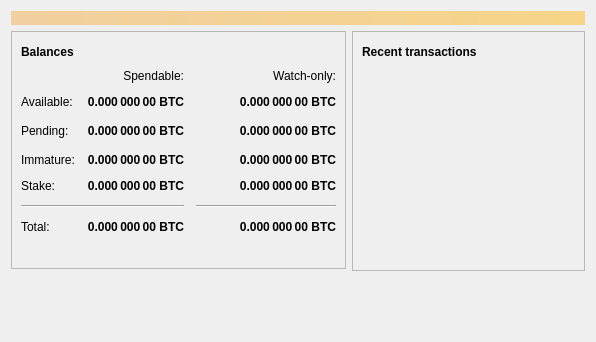
Qt form src/qt/forms/overviewpage.ui (AlphaconTeam/AlphaconNetwork) before a commit.
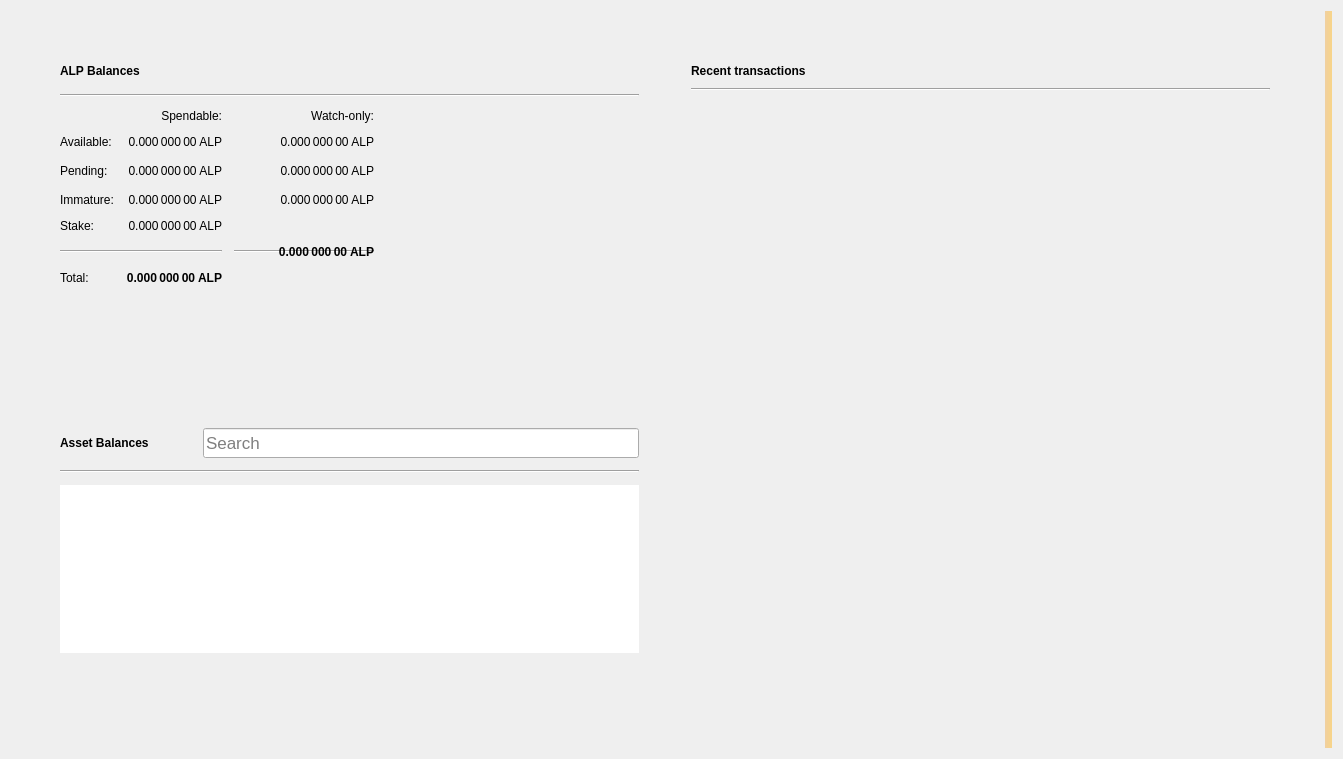
The same form after that commit. Icons and pictures are not drawn.

Commit message: [Assets] Public assets testnet

```diff
--- a/src/qt/forms/overviewpage.ui
+++ b/src/qt/forms/overviewpage.ui
@@ -6,50 +6,87 @@
    <rect>
     <x>0</x>
     <y>0</y>
-    <width>596</width>
-    <height>342</height>
+    <width>1343</width>
+    <height>759</height>
    </rect>
   </property>
   <property name="windowTitle">
    <string>Form</string>
   </property>
-  <layout class="QVBoxLayout" name="topLayout">
-   <item>
-    <widget class="QLabel" name="labelAlerts">
-     <property name="visible">
+  <property name="autoFillBackground">
       <bool>false</bool>
      </property>
-     <property name="styleSheet">
-      <string notr="true">QLabel { background-color: qlineargradient(x1: 0, y1: 0, x2: 1, y2: 0, stop:0 #F0D0A0, stop:1 #F8D488); color:#000000; }</string>
+  <layout class="QGridLayout" name="gridLayout_3">
+   <item row="0" column="1">
+    <layout class="QVBoxLayout" name="verticalLayout_7">
+     <property name="spacing">
+      <number>0</number>
      </property>
-     <property name="wordWrap">
-      <bool>true</bool>
+     <property name="leftMargin">
+      <number>0</number>
      </property>
-     <property name="margin">
-      <number>3</number>
+     <property name="topMargin">
+      <number>0</number>
      </property>
-     <property name="textInteractionFlags">
-      <set>Qt::TextSelectableByMouse</set>
+     <property name="rightMargin">
+      <number>0</number>
      </property>
-    </widget>
-   </item>
+     <property name="bottomMargin">
+      <number>0</number>
+     </property>
    <item>
-    <layout class="QHBoxLayout" name="horizontalLayout" stretch="1,1">
+      <layout class="QHBoxLayout" name="horizontalLayout" stretch="0,0">
+       <property name="spacing">
+        <number>34</number>
+       </property>
+       <property name="sizeConstraint">
+        <enum>QLayout::SetMaximumSize</enum>
+       </property>
+       <property name="leftMargin">
+        <number>40</number>
+       </property>
+       <property name="topMargin">
+        <number>40</number>
+       </property>
+       <property name="rightMargin">
+        <number>40</number>
+       </property>
+       <property name="bottomMargin">
+        <number>40</number>
+       </property>
      <item>
       <layout class="QVBoxLayout" name="verticalLayout_2">
+         <property name="spacing">
+          <number>34</number>
+         </property>
+         <property name="rightMargin">
+          <number>0</number>
+         </property>
        <item>
         <widget class="QFrame" name="frame">
+           <property name="sizePolicy">
+            <sizepolicy hsizetype="Preferred" vsizetype="Preferred">
+             <horstretch>0</horstretch>
+             <verstretch>0</verstretch>
+            </sizepolicy>
+           </property>
          <property name="frameShape">
-          <enum>QFrame::StyledPanel</enum>
+            <enum>QFrame::NoFrame</enum>
          </property>
          <property name="frameShadow">
           <enum>QFrame::Raised</enum>
          </property>
+           <property name="lineWidth">
+            <number>10</number>
+           </property>
          <layout class="QVBoxLayout" name="verticalLayout_4">
+            <property name="spacing">
+             <number>12</number>
+            </property>
           <item>
            <layout class="QHBoxLayout" name="horizontalLayout_4">
             <item>
-             <widget class="QLabel" name="label_5">
+               <widget class="QLabel" name="ALPBalancesLabel">
               <property name="font">
                <font>
                 <weight>75</weight>
@@ -57,14 +94,14 @@
                </font>
               </property>
               <property name="text">
-               <string>Balances</string>
+                 <string>ALP Balances</string>
               </property>
              </widget>
             </item>
             <item>
              <widget class="QPushButton" name="labelWalletStatus">
               <property name="enabled">
-               <bool>false</bool>
+                 <bool>true</bool>
               </property>
               <property name="maximumSize">
                <size>
@@ -73,13 +110,13 @@
                </size>
               </property>
               <property name="toolTip">
-               <string>The displayed information may be out of date. Your wallet automatically synchronizes with the Bitcoin network after a connection is established, but this process has not completed yet.</string>
+                 <string>The displayed information may be out of date. Your wallet automatically synchronizes with the Alphacon network after a connection is established, but this process has not completed yet.</string>
               </property>
               <property name="text">
                <string/>
               </property>
               <property name="icon">
-               <iconset resource="../bitcoin.qrc">
+                 <iconset>
                 <normaloff>:/icons/warning</normaloff>
                 <disabledoff>:/icons/warning</disabledoff>:/icons/warning</iconset>
               </property>
@@ -109,67 +146,24 @@
             </item>
            </layout>
           </item>
+            <item>
+             <widget class="Line" name="line_2">
+              <property name="orientation">
+               <enum>Qt::Horizontal</enum>
+              </property>
+             </widget>
+            </item>
           <item>
            <layout class="QGridLayout" name="gridLayout">
             <property name="spacing">
              <number>12</number>
             </property>
-            <item row="2" column="2">
-             <widget class="QLabel" name="labelWatchPending">
-              <property name="font">
-               <font>
-                <weight>75</weight>
-                <bold>true</bold>
-               </font>
-              </property>
-              <property name="cursor">
-               <cursorShape>IBeamCursor</cursorShape>
-              </property>
-              <property name="toolTip">
-               <string>Unconfirmed transactions to watch-only addresses</string>
-              </property>
-              <property name="text">
-               <string notr="true">0.000 000 00 BTC</string>
-              </property>
-              <property name="alignment">
-               <set>Qt::AlignRight|Qt::AlignTrailing|Qt::AlignVCenter</set>
-              </property>
-              <property name="textInteractionFlags">
-               <set>Qt::LinksAccessibleByMouse|Qt::TextSelectableByKeyboard|Qt::TextSelectableByMouse</set>
-              </property>
-             </widget>
-            </item>
-            <item row="2" column="1">
-             <widget class="QLabel" name="labelUnconfirmed">
-              <property name="font">
-               <font>
-                <weight>75</weight>
-                <bold>true</bold>
-               </font>
-              </property>
-              <property name="cursor">
-               <cursorShape>IBeamCursor</cursorShape>
-              </property>
-              <property name="toolTip">
-               <string>Total of transactions that have yet to be confirmed, and do not yet count toward the spendable balance</string>
-              </property>
-              <property name="text">
-               <string notr="true">0.000 000 00 BTC</string>
-              </property>
-              <property name="alignment">
-               <set>Qt::AlignRight|Qt::AlignTrailing|Qt::AlignVCenter</set>
-              </property>
-              <property name="textInteractionFlags">
-               <set>Qt::LinksAccessibleByMouse|Qt::TextSelectableByKeyboard|Qt::TextSelectableByMouse</set>
-              </property>
-             </widget>
-            </item>
             <item row="3" column="2">
              <widget class="QLabel" name="labelWatchImmature">
               <property name="font">
                <font>
-                <weight>75</weight>
-                <bold>true</bold>
+                  <weight>50</weight>
+                  <bold>false</bold>
                </font>
               </property>
               <property name="cursor">
@@ -179,7 +173,7 @@
                <string>Mined balance in watch-only addresses that has not yet matured</string>
               </property>
               <property name="text">
-               <string notr="true">0.000 000 00 BTC</string>
+                 <string notr="true">0.000 000 00 ALP</string>
               </property>
               <property name="alignment">
                <set>Qt::AlignRight|Qt::AlignTrailing|Qt::AlignVCenter</set>
@@ -189,10 +183,73 @@
               </property>
              </widget>
             </item>
-            <item row="5" column="0" colspan="2">
-             <widget class="Line" name="line">
+              <item row="2" column="3">
+               <spacer name="horizontalSpacer_2">
               <property name="orientation">
                <enum>Qt::Horizontal</enum>
+                </property>
+                <property name="sizeHint" stdset="0">
+                 <size>
+                  <width>40</width>
+                  <height>20</height>
+                 </size>
+                </property>
+               </spacer>
+              </item>
+              <item row="1" column="0">
+               <widget class="QLabel" name="labelBalanceText">
+                <property name="text">
+                 <string>Available:</string>
+                </property>
+               </widget>
+              </item>
+              <item row="1" column="2">
+               <widget class="QLabel" name="labelWatchAvailable">
+                <property name="font">
+                 <font>
+                  <weight>50</weight>
+                  <bold>false</bold>
+                 </font>
+                </property>
+                <property name="cursor">
+                 <cursorShape>IBeamCursor</cursorShape>
+                </property>
+                <property name="toolTip">
+                 <string>Your current balance in watch-only addresses</string>
+                </property>
+                <property name="text">
+                 <string notr="true">0.000 000 00 ALP</string>
+                </property>
+                <property name="alignment">
+                 <set>Qt::AlignRight|Qt::AlignTrailing|Qt::AlignVCenter</set>
+                </property>
+                <property name="textInteractionFlags">
+                 <set>Qt::LinksAccessibleByMouse|Qt::TextSelectableByKeyboard|Qt::TextSelectableByMouse</set>
+                </property>
+               </widget>
+              </item>
+              <item row="2" column="1">
+               <widget class="QLabel" name="labelUnconfirmed">
+                <property name="font">
+                 <font>
+                  <weight>50</weight>
+                  <bold>false</bold>
+                 </font>
+                </property>
+                <property name="cursor">
+                 <cursorShape>IBeamCursor</cursorShape>
+                </property>
+                <property name="toolTip">
+                 <string>Total of transactions that have yet to be confirmed, and do not yet count toward the spendable balance</string>
+                </property>
+                <property name="text">
+                 <string notr="true">0.000 000 00 ALP</string>
+                </property>
+                <property name="alignment">
+                 <set>Qt::AlignRight|Qt::AlignTrailing|Qt::AlignVCenter</set>
+                </property>
+                <property name="textInteractionFlags">
+                 <set>Qt::LinksAccessibleByMouse|Qt::TextSelectableByKeyboard|Qt::TextSelectableByMouse</set>
               </property>
              </widget>
             </item>
@@ -215,29 +272,39 @@
               </property>
              </widget>
             </item>
-            <item row="6" column="0">
-             <widget class="QLabel" name="labelTotalText">
+              <item row="0" column="1">
+               <widget class="QLabel" name="labelSpendable">
               <property name="text">
-               <string>Total:</string>
-              </property>
-             </widget>
-            </item>
-            <item row="3" column="1">
-             <widget class="QLabel" name="labelImmature">
+                 <string>Spendable:</string>
+                </property>
+                <property name="alignment">
+                 <set>Qt::AlignRight|Qt::AlignTrailing|Qt::AlignVCenter</set>
+                </property>
+               </widget>
+              </item>
+              <item row="4" column="0">
+               <widget class="QLabel" name="labelStakeText">
+                <property name="text">
+                 <string>Stake:</string>
+                </property>
+               </widget>
+              </item>
+              <item row="4" column="1">
+               <widget class="QLabel" name="labelStake">
               <property name="font">
                <font>
-                <weight>75</weight>
-                <bold>true</bold>
+                  <weight>50</weight>
+                  <bold>false</bold>
                </font>
               </property>
               <property name="cursor">
                <cursorShape>IBeamCursor</cursorShape>
               </property>
               <property name="toolTip">
-               <string>Mined balance that has not yet matured</string>
+                 <string>Your current stake</string>
               </property>
               <property name="text">
-               <string notr="true">0.000 000 00 BTC</string>
+                 <string notr="true">0.000 000 00 ALP</string>
               </property>
               <property name="alignment">
                <set>Qt::AlignRight|Qt::AlignTrailing|Qt::AlignVCenter</set>
@@ -247,19 +314,6 @@
               </property>
              </widget>
             </item>
-            <item row="2" column="3">
-             <spacer name="horizontalSpacer_2">
-              <property name="orientation">
-               <enum>Qt::Horizontal</enum>
-              </property>
-              <property name="sizeHint" stdset="0">
-               <size>
-                <width>40</width>
-                <height>20</height>
-               </size>
-              </property>
-             </spacer>
-            </item>
             <item row="3" column="0">
              <widget class="QLabel" name="labelImmatureText">
               <property name="text">
@@ -267,32 +321,7 @@
               </property>
              </widget>
             </item>
-            <item row="6" column="1">
-             <widget class="QLabel" name="labelTotal">
-              <property name="font">
-               <font>
-                <weight>75</weight>
-                <bold>true</bold>
-               </font>
-              </property>
-              <property name="cursor">
-               <cursorShape>IBeamCursor</cursorShape>
-              </property>
-              <property name="toolTip">
-               <string>Your current total balance</string>
-              </property>
-              <property name="text">
-               <string notr="true">0.000 000 00 BTC</string>
-              </property>
-              <property name="alignment">
-               <set>Qt::AlignRight|Qt::AlignTrailing|Qt::AlignVCenter</set>
-              </property>
-              <property name="textInteractionFlags">
-               <set>Qt::LinksAccessibleByMouse|Qt::TextSelectableByKeyboard|Qt::TextSelectableByMouse</set>
-              </property>
-             </widget>
-            </item>
-            <item row="6" column="2">
+              <item row="5" column="2">
              <widget class="QLabel" name="labelWatchTotal">
               <property name="font">
                <font>
@@ -307,7 +336,7 @@
                <string>Current total balance in watch-only addresses</string>
               </property>
               <property name="text">
-               <string notr="true">0.000 000 00 BTC</string>
+                 <string notr="true">0.000 000 00 ALP</string>
               </property>
               <property name="alignment">
                <set>Qt::AlignRight|Qt::AlignTrailing|Qt::AlignVCenter</set>
@@ -317,6 +346,13 @@
               </property>
              </widget>
             </item>
+              <item row="5" column="0" colspan="2">
+               <widget class="Line" name="line">
+                <property name="orientation">
+                 <enum>Qt::Horizontal</enum>
+                </property>
+               </widget>
+              </item>
             <item row="0" column="2">
              <widget class="QLabel" name="labelWatchonly">
               <property name="text">
@@ -327,10 +363,28 @@
               </property>
              </widget>
             </item>
-            <item row="1" column="0">
-             <widget class="QLabel" name="labelBalanceText">
+              <item row="6" column="1">
+               <widget class="QLabel" name="labelTotal">
+                <property name="font">
+                 <font>
+                  <weight>75</weight>
+                  <bold>true</bold>
+                 </font>
+                </property>
+                <property name="cursor">
+                 <cursorShape>IBeamCursor</cursorShape>
+                </property>
+                <property name="toolTip">
+                 <string>Your current total balance</string>
+                </property>
               <property name="text">
-               <string>Available:</string>
+                 <string notr="true">0.000 000 00 ALP</string>
+                </property>
+                <property name="alignment">
+                 <set>Qt::AlignRight|Qt::AlignTrailing|Qt::AlignVCenter</set>
+                </property>
+                <property name="textInteractionFlags">
+                 <set>Qt::LinksAccessibleByMouse|Qt::TextSelectableByKeyboard|Qt::TextSelectableByMouse</set>
               </property>
              </widget>
             </item>
@@ -338,8 +392,8 @@
              <widget class="QLabel" name="labelBalance">
               <property name="font">
                <font>
-                <weight>75</weight>
-                <bold>true</bold>
+                  <weight>50</weight>
+                  <bold>false</bold>
                </font>
               </property>
               <property name="cursor">
@@ -349,32 +403,7 @@
                <string>Your current spendable balance</string>
               </property>
               <property name="text">
-               <string notr="true">0.000 000 00 BTC</string>
-              </property>
-              <property name="alignment">
-               <set>Qt::AlignRight|Qt::AlignTrailing|Qt::AlignVCenter</set>
-              </property>
-              <property name="textInteractionFlags">
-               <set>Qt::LinksAccessibleByMouse|Qt::TextSelectableByKeyboard|Qt::TextSelectableByMouse</set>
-              </property>
-             </widget>
-            </item>
-            <item row="1" column="2">
-             <widget class="QLabel" name="labelWatchAvailable">
-              <property name="font">
-               <font>
-                <weight>75</weight>
-                <bold>true</bold>
-               </font>
-              </property>
-              <property name="cursor">
-               <cursorShape>IBeamCursor</cursorShape>
-              </property>
-              <property name="toolTip">
-               <string>Your current balance in watch-only addresses</string>
-              </property>
-              <property name="text">
-               <string notr="true">0.000 000 00 BTC</string>
+                 <string notr="true">0.000 000 00 ALP</string>
               </property>
               <property name="alignment">
                <set>Qt::AlignRight|Qt::AlignTrailing|Qt::AlignVCenter</set>
@@ -391,33 +420,29 @@
               </property>
              </widget>
             </item>
-            <item row="0" column="1">
-             <widget class="QLabel" name="labelSpendable">
+              <item row="6" column="0">
+               <widget class="QLabel" name="labelTotalText">
               <property name="text">
-               <string>Spendable:</string>
-              </property>
-              <property name="alignment">
-               <set>Qt::AlignRight|Qt::AlignTrailing|Qt::AlignVCenter</set>
-              </property>
-             </widget>
-            </item>
-            <item row="4" column="0">
-             <widget class="QLabel" name="labelStakeText">
-              <property name="text">
-               <string>Stake:</string>
-              </property>
-             </widget>
-            </item>
-            <item row="4" column="1">
-             <widget class="QLabel" name="labelStake">
+                 <string>Total:</string>
+                </property>
+               </widget>
+              </item>
+              <item row="3" column="1">
+               <widget class="QLabel" name="labelImmature">
               <property name="font">
                <font>
-                <weight>75</weight>
-                <bold>true</bold>
-               </font>
-              </property>
+                  <weight>50</weight>
+                  <bold>false</bold>
+                 </font>
+                </property>
+                <property name="cursor">
+                 <cursorShape>IBeamCursor</cursorShape>
+                </property>
+                <property name="toolTip">
+                 <string>Mined balance that has not yet matured</string>
+                </property>
               <property name="text">
-               <string>0.000 000 00 BTC</string>
+                 <string notr="true">0.000 000 00 ALP</string>
               </property>
               <property name="alignment">
                <set>Qt::AlignRight|Qt::AlignTrailing|Qt::AlignVCenter</set>
@@ -427,16 +452,22 @@
               </property>
              </widget>
             </item>
-            <item row="4" column="2">
-             <widget class="QLabel" name="labelWatchStake">
+              <item row="2" column="2">
+               <widget class="QLabel" name="labelWatchPending">
               <property name="font">
                <font>
-                <weight>75</weight>
-                <bold>true</bold>
-               </font>
-              </property>
+                  <weight>50</weight>
+                  <bold>false</bold>
+                 </font>
+                </property>
+                <property name="cursor">
+                 <cursorShape>IBeamCursor</cursorShape>
+                </property>
+                <property name="toolTip">
+                 <string>Unconfirmed transactions to watch-only addresses</string>
+                </property>
               <property name="text">
-               <string>0.000 000 00 BTC</string>
+                 <string notr="true">0.000 000 00 ALP</string>
               </property>
               <property name="alignment">
                <set>Qt::AlignRight|Qt::AlignTrailing|Qt::AlignVCenter</set>
@@ -446,45 +477,186 @@
               </property>
              </widget>
             </item>
-            <item row="2" column="3">
-             <spacer name="horizontalSpacer_21">
+             </layout>
+            </item>
+           </layout>
+          </widget>
+         </item>
+         <item>
+          <widget class="QWidget" name="assetVerticalSpaceWidget2" native="true">
+           <property name="autoFillBackground">
+            <bool>false</bool>
+           </property>
+           <layout class="QVBoxLayout" name="verticalLayout_6">
+            <item>
+             <spacer name="verticalSpacer_4">
               <property name="orientation">
-               <enum>Qt::Horizontal</enum>
+               <enum>Qt::Vertical</enum>
               </property>
               <property name="sizeHint" stdset="0">
                <size>
-                <width>40</width>
-                <height>20</height>
+                <width>20</width>
+                <height>87</height>
                </size>
               </property>
              </spacer>
             </item>
            </layout>
-          </item>
+          </widget>
+         </item>
+         <item>
+          <widget class="QFrame" name="assetFrame">
+           <property name="autoFillBackground">
+            <bool>true</bool>
+           </property>
+           <property name="frameShape">
+            <enum>QFrame::NoFrame</enum>
+           </property>
+           <property name="frameShadow">
+            <enum>QFrame::Plain</enum>
+           </property>
+           <property name="lineWidth">
+            <number>0</number>
+           </property>
+           <layout class="QVBoxLayout" name="verticalLayout_5">
+            <property name="spacing">
+             <number>12</number>
+            </property>
+            <item>
+             <layout class="QHBoxLayout" name="assetBalanceHorizontalLayout">
+              <item alignment="Qt::AlignVCenter">
+               <widget class="QLabel" name="assetBalanceLabel">
+                <property name="font">
+                 <font>
+                  <weight>75</weight>
+                  <bold>true</bold>
+                 </font>
+                </property>
+                <property name="text">
+                 <string>Asset Balances</string>
+                </property>
+               </widget>
+              </item>
+              <item>
+               <widget class="QPushButton" name="labelAssetStatus">
+                <property name="enabled">
+                 <bool>true</bool>
+                </property>
+                <property name="maximumSize">
+                 <size>
+                  <width>30</width>
+                  <height>16777215</height>
+                 </size>
+                </property>
+                <property name="toolTip">
+                 <string>The displayed information may be out of date. Your wallet automatically synchronizes with the Alphacon network after a connection is established, but this process has not completed yet.</string>
+                </property>
+                <property name="text">
+                 <string/>
+                </property>
+                <property name="icon">
+                 <iconset>
+                  <normaloff>:/icons/warning</normaloff>
+                  <disabledoff>:/icons/warning</disabledoff>:/icons/warning</iconset>
+                </property>
+                <property name="iconSize">
+                 <size>
+                  <width>24</width>
+                  <height>24</height>
+                 </size>
+                </property>
+                <property name="flat">
+                 <bool>true</bool>
+                </property>
+               </widget>
+              </item>
+              <item alignment="Qt::AlignBottom">
+               <widget class="QLineEdit" name="assetSearch">
+                <property name="sizePolicy">
+                 <sizepolicy hsizetype="Expanding" vsizetype="Preferred">
+                  <horstretch>0</horstretch>
+                  <verstretch>0</verstretch>
+                 </sizepolicy>
+                </property>
+                <property name="minimumSize">
+                 <size>
+                  <width>0</width>
+                  <height>30</height>
+                 </size>
+                </property>
+                <property name="maximumSize">
+                 <size>
+                  <width>16777215</width>
+                  <height>30</height>
+                 </size>
+                </property>
+                <property name="sizeIncrement">
+                 <size>
+                  <width>0</width>
+                  <height>0</height>
+                 </size>
+                </property>
+                <property name="baseSize">
+                 <size>
+                  <width>0</width>
+                  <height>0</height>
+                 </size>
+                </property>
+                <property name="font">
+                 <font>
+                  <pointsize>13</pointsize>
+                 </font>
+                </property>
+                <property name="maxLength">
+                 <number>32</number>
+                </property>
+                <property name="frame">
+                 <bool>true</bool>
+                </property>
+                <property name="alignment">
+                 <set>Qt::AlignLeading|Qt::AlignLeft|Qt::AlignVCenter</set>
+                </property>
+                <property name="placeholderText">
+                 <string>Search</string>
+                </property>
+                <property name="clearButtonEnabled">
+                 <bool>true</bool>
+                </property>
+               </widget>
+              </item>
+             </layout>
+            </item>
+            <item>
+             <widget class="Line" name="assetBalanceLine">
+              <property name="orientation">
+               <enum>Qt::Horizontal</enum>
+              </property>
+             </widget>
+            </item>
+            <item>
+             <widget class="QListView" name="listAssets">
+              <property name="frameShape">
+               <enum>QFrame::NoFrame</enum>
+              </property>
+              <property name="lineWidth">
+               <number>0</number>
+              </property>
+              <property name="verticalScrollMode">
+               <enum>QAbstractItemView::ScrollPerItem</enum>
+              </property>
+             </widget>
+            </item>
+            <item>
+             <widget class="QWidget" name="assetVerticalSpaceWidget" native="true">
+              <property name="autoFillBackground">
+               <bool>false</bool>
+              </property>
+              <layout class="QVBoxLayout" name="verticalLayout">
           <item>
            <spacer name="verticalSpacer_3">
             <property name="orientation">
              <enum>Qt::Vertical</enum>
             </property>
-            <property name="sizeType">
-             <enum>QSizePolicy::Fixed</enum>
-            </property>
-            <property name="sizeHint" stdset="0">
-             <size>
-              <width>20</width>
-              <height>25</height>
-             </size>
-            </property>
-           </spacer>
-          </item>
-         </layout>
-        </widget>
-       </item>
-       <item>
-        <spacer name="verticalSpacer">
-         <property name="orientation">
-          <enum>Qt::Vertical</enum>
-         </property>
          <property name="sizeHint" stdset="0">
           <size>
            <width>20</width>
@@ -492,24 +664,48 @@
           </size>
          </property>
         </spacer>
+               </item>
+              </layout>
+             </widget>
+            </item>
+           </layout>
+          </widget>
        </item>
       </layout>
      </item>
      <item>
       <layout class="QVBoxLayout" name="verticalLayout_3">
+         <property name="spacing">
+          <number>34</number>
+         </property>
+         <property name="leftMargin">
+          <number>0</number>
+         </property>
        <item>
         <widget class="QFrame" name="frame_2">
+           <property name="sizePolicy">
+            <sizepolicy hsizetype="Preferred" vsizetype="Fixed">
+             <horstretch>0</horstretch>
+             <verstretch>0</verstretch>
+            </sizepolicy>
+           </property>
          <property name="frameShape">
-          <enum>QFrame::StyledPanel</enum>
+            <enum>QFrame::NoFrame</enum>
          </property>
          <property name="frameShadow">
-          <enum>QFrame::Raised</enum>
-         </property>
-         <layout class="QVBoxLayout" name="verticalLayout">
-          <item>
+            <enum>QFrame::Plain</enum>
+           </property>
+           <property name="lineWidth">
+            <number>0</number>
+           </property>
+           <layout class="QGridLayout" name="gridLayout_2">
+            <property name="horizontalSpacing">
+             <number>12</number>
+            </property>
+            <item row="0" column="0">
            <layout class="QHBoxLayout" name="horizontalLayout_2">
             <item>
-             <widget class="QLabel" name="label_4">
+               <widget class="QLabel" name="recentTransactionsLabel">
               <property name="font">
                <font>
                 <weight>75</weight>
@@ -524,7 +720,7 @@
             <item>
              <widget class="QPushButton" name="labelTransactionsStatus">
               <property name="enabled">
-               <bool>false</bool>
+                 <bool>true</bool>
               </property>
               <property name="maximumSize">
                <size>
@@ -533,13 +729,13 @@
                </size>
               </property>
               <property name="toolTip">
-               <string>The displayed information may be out of date. Your wallet automatically synchronizes with the Bitcoin network after a connection is established, but this process has not completed yet.</string>
+                 <string>The displayed information may be out of date. Your wallet automatically synchronizes with the Alphacon network after a connection is established, but this process has not completed yet.</string>
               </property>
               <property name="text">
                <string/>
               </property>
               <property name="icon">
-               <iconset resource="../bitcoin.qrc">
+                 <iconset>
                 <normaloff>:/icons/warning</normaloff>
                 <disabledoff>:/icons/warning</disabledoff>:/icons/warning</iconset>
               </property>
@@ -569,7 +765,7 @@
             </item>
            </layout>
           </item>
-          <item>
+            <item row="2" column="0">
            <widget class="QListView" name="listTransactions">
             <property name="styleSheet">
              <string notr="true">QListView { background: transparent; }</string>
@@ -588,6 +784,13 @@
             </property>
            </widget>
           </item>
+            <item row="1" column="0">
+             <widget class="Line" name="line_3">
+              <property name="orientation">
+               <enum>Qt::Horizontal</enum>
+              </property>
+             </widget>
+            </item>
          </layout>
         </widget>
        </item>
@@ -607,6 +810,27 @@
       </layout>
      </item>
     </layout>
+     </item>
+    </layout>
+   </item>
+   <item row="0" column="3">
+    <widget class="QLabel" name="labelAlerts">
+     <property name="visible">
+      <bool>true</bool>
+     </property>
+     <property name="styleSheet">
+      <string notr="true">QLabel { background-color: qlineargradient(x1: 0, y1: 0, x2: 1, y2: 0, stop:0 #F0D0A0, stop:1 #F8D488); color:#000000; }</string>
+     </property>
+     <property name="wordWrap">
+      <bool>true</bool>
+     </property>
+     <property name="margin">
+      <number>3</number>
+     </property>
+     <property name="textInteractionFlags">
+      <set>Qt::TextSelectableByMouse</set>
+     </property>
+    </widget>
    </item>
   </layout>
  </widget>
```
Lines whose indentation alone changed are shown as unchanged. The commit also changes 1781 other files.
